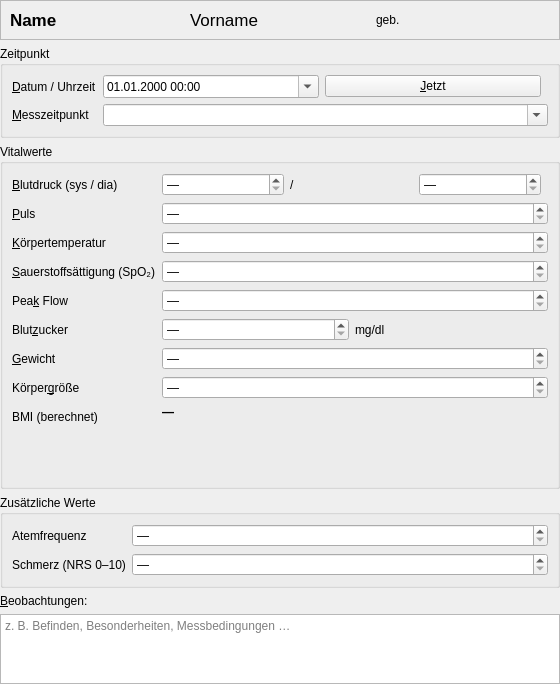
Before: the Qt Designer form forms/vitalform.ui in mbergmann-sh/VitaParms, drawn with Qt 5.
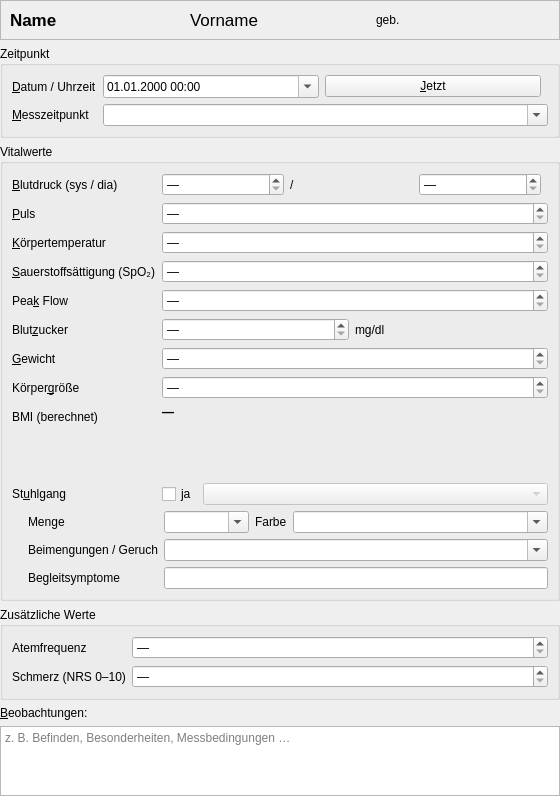
After: the same form once the commit is applied.

The edit to the form file:
```diff
--- a/forms/vitalform.ui
+++ b/forms/vitalform.ui
@@ -288,6 +288,88 @@
         </item>
        </layout>
       </item>
+      <item row="9" column="0">
+       <widget class="QLabel" name="stoolLabel">
+        <property name="text"><string>St&amp;uhlgang</string></property>
+        <property name="buddy"><cstring>stoolCheck</cstring></property>
+       </widget>
+      </item>
+      <item row="9" column="1">
+       <layout class="QHBoxLayout" name="stoolRow">
+        <item>
+         <widget class="QCheckBox" name="stoolCheck">
+          <property name="text"><string>ja</string></property>
+          <property name="toolTip"><string>Ankreuzen, wenn Stuhlgang war – danach die Art wählen</string></property>
+         </widget>
+        </item>
+        <item>
+         <widget class="QComboBox" name="stoolCombo">
+          <property name="enabled"><bool>false</bool></property>
+          <property name="sizePolicy">
+           <sizepolicy hsizetype="Expanding" vsizetype="Fixed"><horstretch>1</horstretch><verstretch>0</verstretch></sizepolicy>
+          </property>
+          <property name="toolTip"><string>Art des Stuhlgangs nach der Bristol-Stuhlformen-Skala</string></property>
+         </widget>
+        </item>
+       </layout>
+      </item>
+      <item row="10" column="0" colspan="2">
+       <widget class="QWidget" name="stoolDetails">
+        <layout class="QGridLayout" name="stoolDetailsGrid" columnstretch="0,1,0,3">
+         <property name="leftMargin"><number>16</number></property>
+         <property name="topMargin"><number>0</number></property>
+         <property name="rightMargin"><number>0</number></property>
+         <property name="bottomMargin"><number>0</number></property>
+         <item row="0" column="0">
+          <widget class="QLabel" name="stoolAmountLabel">
+           <property name="text"><string>Menge</string></property>
+           <property name="buddy"><cstring>stoolAmountCombo</cstring></property>
+          </widget>
+         </item>
+         <item row="0" column="1">
+          <widget class="QComboBox" name="stoolAmountCombo">
+           <property name="editable"><bool>true</bool></property>
+          </widget>
+         </item>
+         <item row="0" column="2">
+          <widget class="QLabel" name="stoolColorLabel">
+           <property name="text"><string>Farbe</string></property>
+           <property name="buddy"><cstring>stoolColorCombo</cstring></property>
+          </widget>
+         </item>
+         <item row="0" column="3">
+          <widget class="QComboBox" name="stoolColorCombo">
+           <property name="editable"><bool>true</bool></property>
+           <property name="sizePolicy">
+            <sizepolicy hsizetype="Expanding" vsizetype="Fixed"><horstretch>2</horstretch><verstretch>0</verstretch></sizepolicy>
+           </property>
+          </widget>
+         </item>
+         <item row="1" column="0">
+          <widget class="QLabel" name="stoolAdmixtureLabel">
+           <property name="text"><string>Beimengungen / Geruch</string></property>
+           <property name="buddy"><cstring>stoolAdmixtureCombo</cstring></property>
+          </widget>
+         </item>
+         <item row="1" column="1" colspan="3">
+          <widget class="QComboBox" name="stoolAdmixtureCombo">
+           <property name="editable"><bool>true</bool></property>
+          </widget>
+         </item>
+         <item row="2" column="0">
+          <widget class="QLabel" name="stoolSymptomsLabel">
+           <property name="text"><string>Begleitsymptome</string></property>
+           <property name="toolTip"><string>Begleitsymptome / Besonderheiten</string></property>
+           <property name="buddy"><cstring>stoolSymptomsEdit</cstring></property>
+          </widget>
+         </item>
+         <item row="2" column="1" colspan="3">
+          <widget class="QLineEdit" name="stoolSymptomsEdit">
+          </widget>
+         </item>
+        </layout>
+       </widget>
+      </item>
      </layout>
     </widget>
    </item>
```
Left out of the diff: 8 changed lines with no effect on the pictures.
